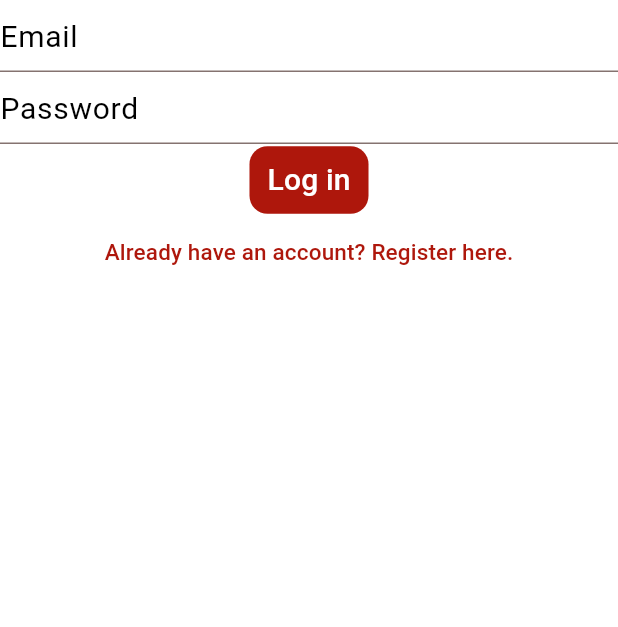
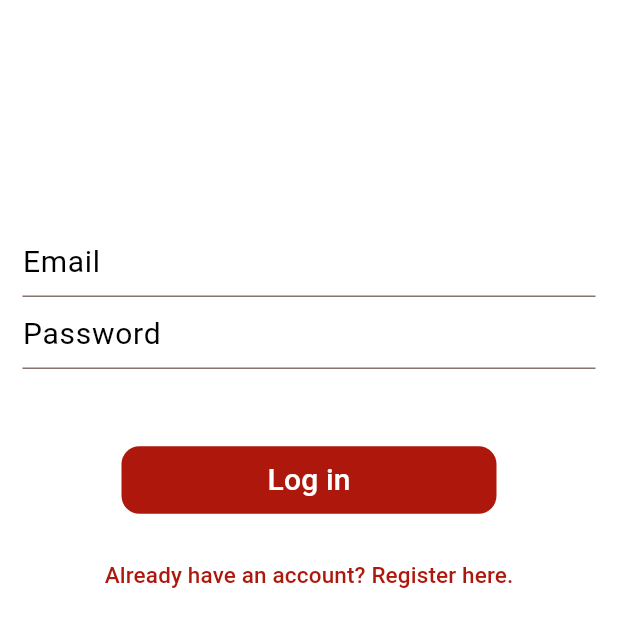
Before and after one commit to anthonycasarta/volunteerexpress, a Flutter app: the screen it shows after launch, on a phone screen of 412 x 824 dp. Shown: the top 627 px of the screen. Run offline on Flutter 3.47's test engine with Material 3 defaults, Android fonts, the phone set to English and light mode, and no system bars.

Commit message:
complete log in page

```diff
--- a/lib/main.dart
+++ b/lib/main.dart
@@ -1,5 +1,5 @@
 import 'package:flutter/material.dart';
-import 'package:volunteerexpress/pages/login_page.dart';
+import 'package:volunteerexpress/pages/auth-pages/login_page.dart';
 import 'package:volunteerexpress/themes/colors.dart';
 
 void main() {
--- /dev/null
+++ b/lib/pages/auth-pages/login_page.dart
@@ -0,0 +1,56 @@
+import 'package:flutter/material.dart';
+import 'package:volunteerexpress/custom-widgets/textbuttons/default_textbutton.dart';
+import 'package:volunteerexpress/custom-widgets/textbuttons/text_only_button.dart';
+
+class LoginPage extends StatefulWidget {
+  const LoginPage({super.key});
+
+  @override
+  State<LoginPage> createState() => _LoginPageState();
+}
+
+class _LoginPageState extends State<LoginPage> {
+  @override
+  Widget build(BuildContext context) {
+    return Scaffold(
+      body: Padding(
+        padding: const EdgeInsets.only(
+          top: 150,
+          right: 15,
+          left: 15,
+        ),
+        child: Column(
+          children: [
+            TextFormField(
+              decoration: const InputDecoration(
+                hintText: 'Email',
+              ),
+            ),
+            TextFormField(
+              decoration: const InputDecoration(
+                hintText: 'Password',
+              ),
+            ),
+            Padding(
+              padding: const EdgeInsets.only(
+                top: 50,
+                bottom: 15,
+              ),
+              child: SizedBox(
+                width: 250,
+                child: DefaultTextButton(
+                  onPressed: () {},
+                  label: 'Log in',
+                ),
+              ),
+            ),
+            TextOnlyButton(
+              onPressed: () {},
+              label: 'Already have an account? Register here.',
+            )
+          ],
+        ),
+      ),
+    );
+  }
+}
--- a/lib/pages/login_page.dart
+++ /dev/null
@@ -1,40 +0,0 @@
-import 'package:flutter/material.dart';
-import 'package:volunteerexpress/custom-widgets/textbuttons/default_textbutton.dart';
-import 'package:volunteerexpress/custom-widgets/textbuttons/text_only_button.dart';
-
-class LoginPage extends StatefulWidget {
-  const LoginPage({super.key});
-
-  @override
-  State<LoginPage> createState() => _LoginPageState();
-}
-
-class _LoginPageState extends State<LoginPage> {
-  @override
-  Widget build(BuildContext context) {
-    return Scaffold(
-      body: Column(
-        children: [
-          TextFormField(
-            decoration: const InputDecoration(
-              hintText: 'Email',
-            ),
-          ),
-          TextFormField(
-            decoration: const InputDecoration(
-              hintText: 'Password',
-            ),
-          ),
-          DefaultTextButton(
-            onPressed: () {},
-            label: 'Log in',
-          ),
-          TextOnlyButton(
-            onPressed: () {},
-            label: 'Already have an account? Register here.',
-          )
-        ],
-      ),
-    );
-  }
-}
```
Also changed, not shown: lib/pages/auth-pages/register_page.dart (added).
